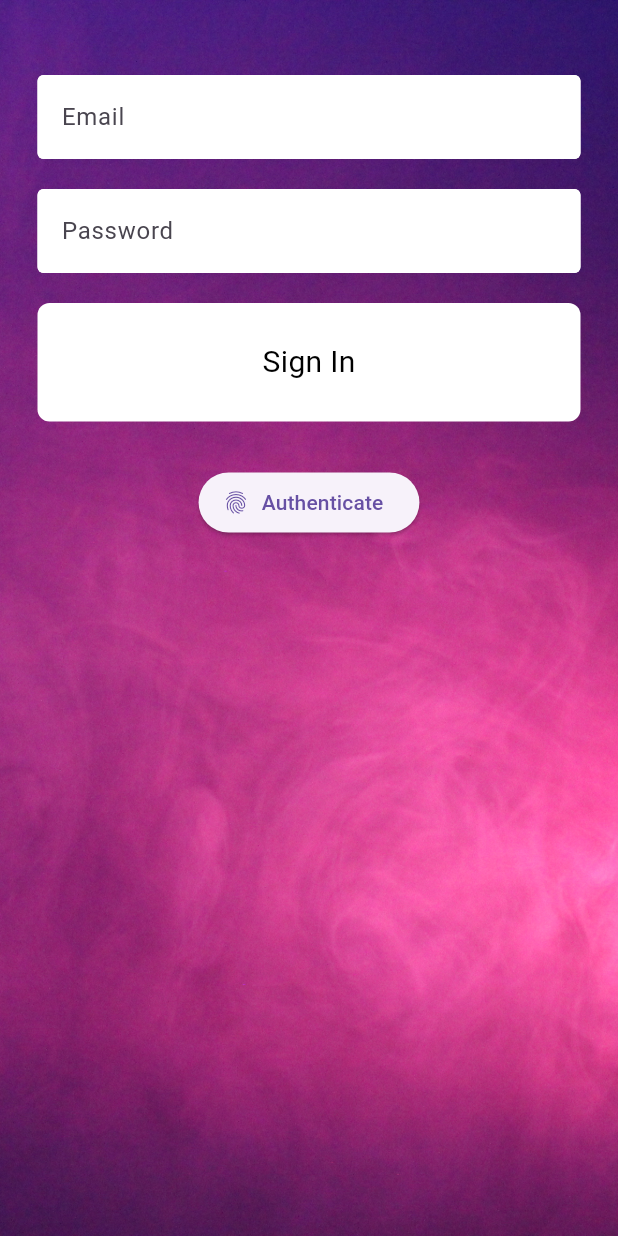
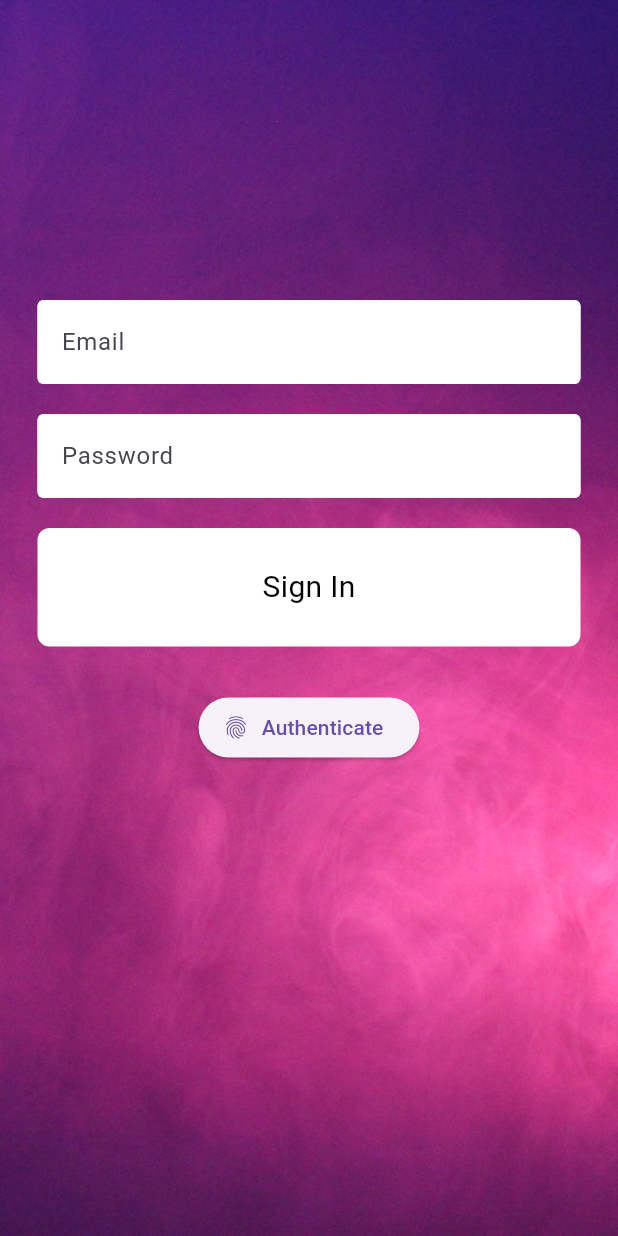
Before and after one commit to LuminaryEventsCalendarApp/CalendarApp, a Flutter app: the screen it shows after launch, on a phone screen of 412 x 824 dp. Run offline on Flutter 3.47's test engine with Material 3 defaults, Android fonts, the phone set to English and light mode, and no system bars; our stand-ins replace firebase_auth, firebase_core, local_auth, table_calendar; accounts and stored records are empty.

Commit message:
login screen fixes
fixed login screen stuff

```diff
--- a/calendarapp/lib/login_page.dart
+++ b/calendarapp/lib/login_page.dart
@@ -79,7 +79,8 @@ class _LoginPageState extends State<LoginPage> {
     return Container(
       decoration: const BoxDecoration(
         image: DecorationImage(
-          image: AssetImage('assets/IMG_9742.JPG'), // Background image path
+          image: AssetImage('assets/IMG_9742.JPG'),
+          // Background image path
           fit: BoxFit.cover,
         ),
       ),
@@ -93,7 +94,7 @@ class _LoginPageState extends State<LoginPage> {
                 mainAxisAlignment: MainAxisAlignment.center,
                 crossAxisAlignment: CrossAxisAlignment.center,
                 children: [
-                  const SizedBox(height: 50),
+                  const SizedBox(height: 200),
                   // username
                   MyTextField(
                     controller: emailController,
@@ -130,6 +131,7 @@ class _LoginPageState extends State<LoginPage> {
                     icon: const Icon(Icons.fingerprint),
                     label: const Text("Authenticate"),
                   ),
+                  const SizedBox(height: 20),
                 ],
               ),
             ),
```
Also changed, not shown: calendarapp/assets/luminaryevents.png.
